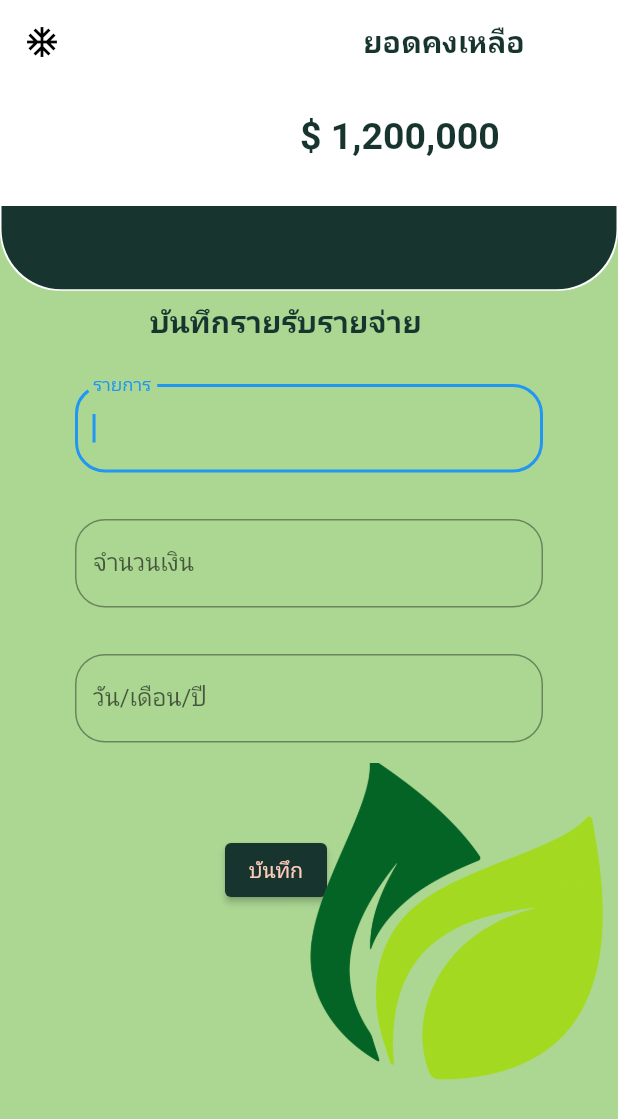
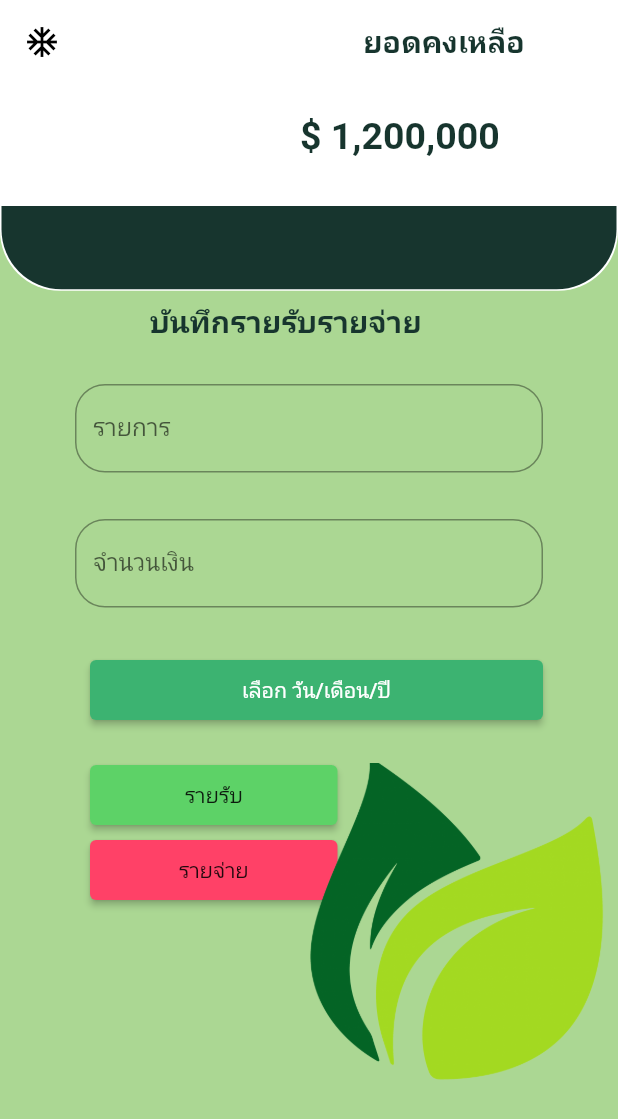
Before and after one commit to JakkapatB/ProjectApp, a Flutter app: the incomeAndExpensesPage screen opened directly, on a phone screen of 412 x 824 dp. Shown: the top 1119 px of the screen. Run offline on Flutter 3.47's test engine with Material 2 defaults, Android fonts, the phone set to English and light mode, and no system bars; missing offline and left inert: dart:ffi; Roboto replaces fonts that are missing (Ubuntu).

Commit message:
add new version 14/4/65

```diff
--- a/MyProjectAppFlutter/Modern Farm/lib/incomeAndExpensesPage.dart
+++ b/MyProjectAppFlutter/Modern Farm/lib/incomeAndExpensesPage.dart
@@ -1,5 +1,7 @@
+import 'dart:ffi';
 import 'dart:ui';
 
+import 'package:flutter/foundation.dart';
 import 'package:flutter/material.dart';
 import 'package:flutter/widgets.dart';
 
@@ -8,6 +10,7 @@ class incomeAndExpensesPage extends StatelessWidget {
   @override
   Widget build(BuildContext context) {
     var size = MediaQuery.of(context).size;
+    DateTime date = DateTime.now();
     return Scaffold(
       appBar: AppBar(
         title: Padding(
@@ -88,7 +91,6 @@ class incomeAndExpensesPage extends StatelessWidget {
                       Padding(
                         padding: EdgeInsets.fromLTRB(50, 200, 50, 0),
                         child: TextField(
-                            autofocus: true,
                             scrollPadding: EdgeInsets.all(10),
                             decoration: InputDecoration(
                                 labelText: "รายการ",
@@ -108,26 +110,45 @@ class incomeAndExpensesPage extends StatelessWidget {
                                         Radius.circular(20))))),
                       ),
                       Padding(
-                        padding: EdgeInsets.fromLTRB(50, 380, 50, 0),
-                        child: TextField(
-                            keyboardType: TextInputType.number,
-                            scrollPadding: EdgeInsets.all(10),
-                            decoration: InputDecoration(
-                                labelText: "วัน/เดือน/ปี",
-                                border: OutlineInputBorder(
-                                  borderRadius: BorderRadius.all(
-                                    Radius.circular(20),
-                                  ),
-                                ))),
+                        padding: EdgeInsets.fromLTRB(60, 380, 50, 0),
+                        child: ElevatedButton(
+                          child: Text('เลือก วัน/เดือน/ปี'),
+                          onPressed: () async {
+                            DateTime? newDate = await showDatePicker(
+                              context: context,
+                              initialDate: date,
+                              firstDate: DateTime(1900),
+                              lastDate: DateTime(2100),
+                            );
+                            if (newDate == null) return;
+                          },
+                          style: ElevatedButton.styleFrom(
+                            primary: Color(0xff3CB371),
+                            onPrimary: Colors.white,
+                            minimumSize: Size(400, 40),
+                          ),
+                        ),
                       ),
                       Padding(
-                        padding: EdgeInsets.fromLTRB(150, 500, 0, 0),
+                        padding: EdgeInsets.fromLTRB(60, 450, 0, 0),
                         child: ElevatedButton(
                           style: ElevatedButton.styleFrom(
-                              primary: Color(0xff17352e),
-                              onPrimary: Colors.deepOrange.shade100),
+                              minimumSize: Size(165, 40),
+                              primary: Color(0xff5dd267),
+                              onPrimary: Colors.black87),
                           onPressed: () {},
-                          child: Text('บันทึก'),
+                          child: Text('รายรับ'),
+                        ),
+                      ),
+                      Padding(
+                        padding: EdgeInsets.fromLTRB(60, 500, 0, 0),
+                        child: ElevatedButton(
+                          style: ElevatedButton.styleFrom(
+                              minimumSize: Size(165, 40),
+                              primary: Color(0xffff4167),
+                              onPrimary: Colors.black87),
+                          onPressed: () {},
+                          child: Text('รายจ่าย'),
                         ),
                       ),
                       Container(
--- a/MyProjectAppFlutter/Modern Farm/lib/main.dart
+++ b/MyProjectAppFlutter/Modern Farm/lib/main.dart
@@ -30,6 +30,7 @@ class MyStatefulWidget extends StatefulWidget {
 }
 
 class _MyStatefulWidgetState extends State<MyStatefulWidget> {
+  DateTime date = DateTime(2022, 12, 24);
   int _selectedIndex = 0;
   static const TextStyle optionStyle =
       TextStyle(fontSize: 30, fontWeight: FontWeight.bold);
```
